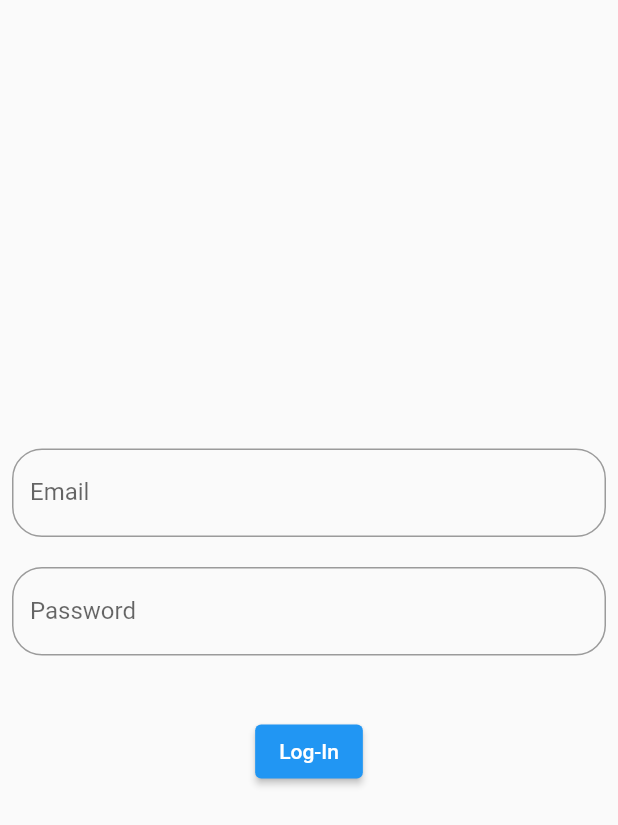
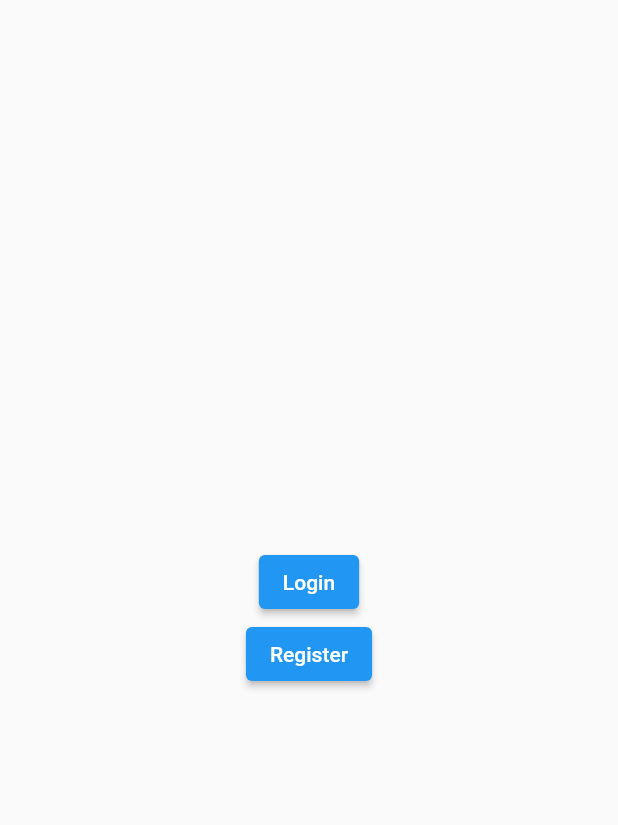
Before and after one commit to 404-Hackathon/schoolender_flutter, a Flutter app: the screen it shows after launch, on a phone screen of 412 x 824 dp. Shown: the top 825 px of the screen. Run offline on Flutter 3.47's test engine with Material 2 defaults, Android fonts, the phone set to English and light mode, and no system bars; our stand-ins replace awesome_dialog, cloud_firestore, firebase_auth, firebase_core, shimmer; accounts and stored records are empty; network calls fail.

Commit message:
register user, register page and welcome page

```diff
--- a/lib/Authentication/login_screen.dart
+++ b/lib/Authentication/login_screen.dart
@@ -61,27 +61,6 @@ class _LogInPageState extends State<LogInPage> {
   }
 
   final _formKey = GlobalKey<FormState>();
-  @override
-  void initState() {
-    super.initState();
-    // setUp();
-
-    auth.authStateChanges().listen((User user) {
-      if (user == null) {
-        print('User is currently signed out!');
-      } else {
-        print('User is signed in!');
-        Navigator.pushReplacement(
-          context,
-          MaterialPageRoute(
-            builder: (context) => HomePage(),
-          ),
-        );
-      }
-    });
-
-    // getFullName();
-  }
 
   @override
   Widget build(BuildContext context) {
--- /dev/null
+++ b/lib/Authentication/welcome_screen.dart
@@ -0,0 +1,63 @@
+import 'package:firebase_auth/firebase_auth.dart';
+import 'package:flutter/material.dart';
+import 'package:schoolender_flutter/Authentication/login_screen.dart';
+import 'package:schoolender_flutter/Authentication/register_screen.dart';
+import 'package:schoolender_flutter/Home/home_page.dart';
+
+
+class WelcomePage extends StatefulWidget {
+  WelcomePage({Key key}) : super(key: key);
+
+  @override
+  _WelcomePageState createState() => _WelcomePageState();
+}
+
+class _WelcomePageState extends State<WelcomePage> {
+FirebaseAuth auth = FirebaseAuth.instance;
+
+  @override
+  void initState() {
+    super.initState();
+    // setUp();
+
+    auth.authStateChanges().listen((User user) {
+      if (user == null) {
+        print('User is currently signed out!');
+      } else {
+        print('User is signed in!');
+        Navigator.pushReplacement(
+          context,
+          MaterialPageRoute(
+            builder: (context) => HomePage(),
+          ),
+        );
+      }
+    });
+
+    // getFullName();
+  }
+  @override
+  Widget build(BuildContext context) {
+    return Scaffold(
+      body: SafeArea(
+        child: Center(
+          child: Container(
+            child: Column(
+              mainAxisAlignment: MainAxisAlignment.center,
+              children: [
+                ElevatedButton(
+                  child: Text('Login'),
+                  onPressed: () => Navigator.push(context, MaterialPageRoute(builder: (context) => LogInPage(),),)
+                  ),
+                  ElevatedButton(
+                  child: Text('Register'),
+                  onPressed: () => Navigator.push(context, MaterialPageRoute(builder: (context) => RegisterPage(),),)
+                  ),
+              ],
+            ),
+          ),
+        ),
+      ),
+    );
+  }
+}
--- a/lib/Home/home_page.dart
+++ b/lib/Home/home_page.dart
@@ -2,6 +2,7 @@ import 'package:cloud_firestore/cloud_firestore.dart';
 import 'package:firebase_auth/firebase_auth.dart';
 import 'package:flutter/material.dart';
 import 'package:schoolender_flutter/Authentication/login_screen.dart';
+import 'package:schoolender_flutter/Authentication/welcome_screen.dart';
 import 'package:shimmer/shimmer.dart';
 
 class HomePage extends StatefulWidget {
@@ -45,10 +46,10 @@ class _HomePageState extends State<HomePage> {
                       Navigator.pushReplacement(
                         context,
                         MaterialPageRoute(
-                          builder: (context) => LogInPage(),
+                          builder: (context) => WelcomePage(),
                         ),
                       );
-                    })
+                    }),
               ],
             ),
             body: SafeArea(
--- a/lib/main.dart
+++ b/lib/main.dart
@@ -1,6 +1,8 @@
 import 'package:firebase_core/firebase_core.dart';
 import 'package:flutter/material.dart';
 import 'Authentication/login_screen.dart';
+import 'Authentication/register_screen.dart';
+import 'Authentication/welcome_screen.dart';
 
 void main() {
   WidgetsFlutterBinding.ensureInitialized();
@@ -25,7 +27,7 @@ class MyApp extends StatelessWidget {
       themeMode: ThemeMode.system,
       home: FutureBuilder(
         future: _initialization,
-        builder: (context, snapshot){
+        builder: (context, snapshot) {
           if (snapshot.hasError) {
             return Scaffold(
               backgroundColor: Colors.redAccent,
@@ -34,13 +36,16 @@ class MyApp extends StatelessWidget {
 
           // Once complete, show your application
           if (snapshot.connectionState == ConnectionState.done) {
-          return LogInPage();
+            return WelcomePage();
           }
 
           // Otherwise, show something whilst waiting for initialization to complete
           return Scaffold(
             // backgroundColor: Colors.blueAccent,
-          body: Center(child: Image.network('https://upload.wikimedia.org/wikipedia/commons/thumb/5/54/Ajux_loader.gif/240px-Ajux_loader.gif'),),
+            body: Center(
+              child: Image.network(
+                  'https://upload.wikimedia.org/wikipedia/commons/thumb/5/54/Ajux_loader.gif/240px-Ajux_loader.gif'),
+            ),
           );
         },
       ),
--- a/pubspec.yaml
+++ b/pubspec.yaml
@@ -23,6 +23,7 @@ environment:
 dependencies:
   flutter:
     sdk: flutter
+  awesome_dialog: ^2.0.0
   cloud_firestore: ^0.16.0+1
   cupertino_icons: ^1.0.2
   firebase_analytics: ^7.0.1
```
Also changed, not shown: lib/Authentication/register_screen.dart (added, +284 -0 lines), pubspec.lock. Lines whose indentation alone changed are shown as unchanged.
